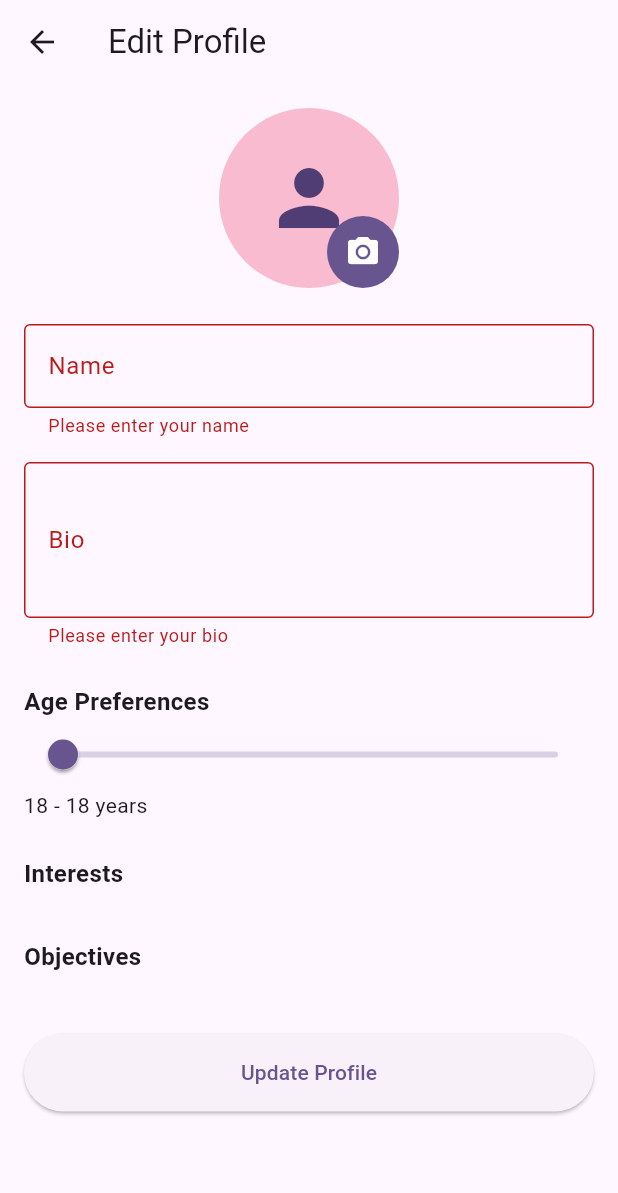
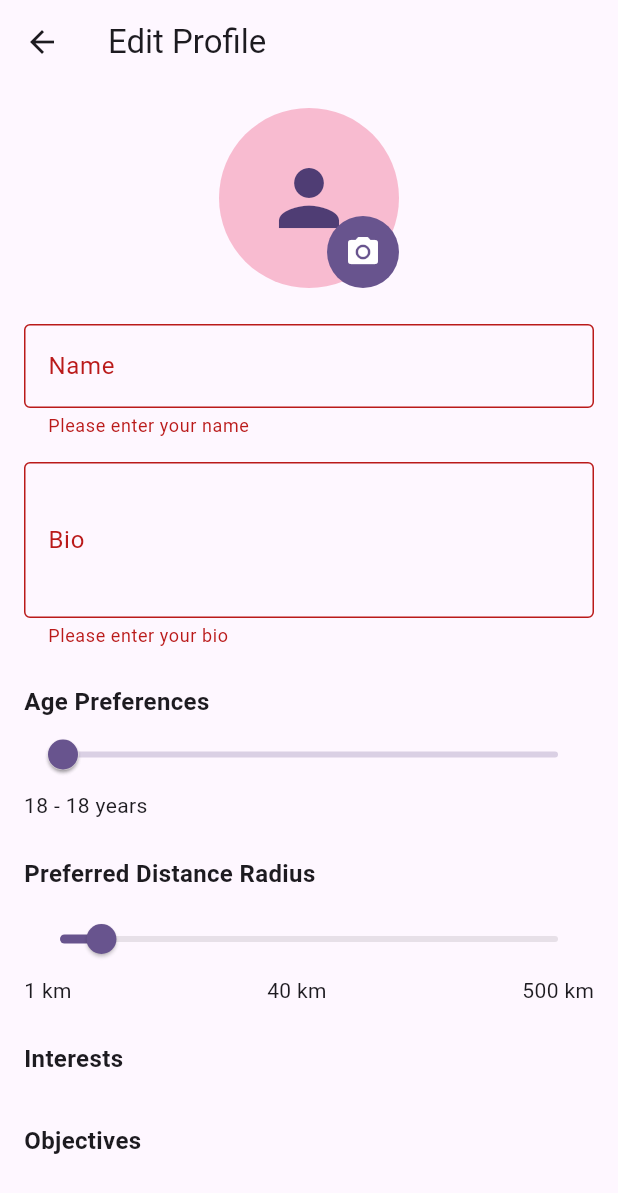
Before and after one commit to manasa-ti/nookly-web, a Flutter app: the EditProfilePage screen opened directly with empty values, after a tap on the "camera alt" icon, after a tap on "Update Profile", on a phone screen of 412 x 824 dp. Shown: the top 1193 px of the screen. Run offline on Flutter 3.47's test engine with Material 3 defaults, Android fonts, the phone set to English and light mode, and no system bars; our stand-ins replace dio, equatable, flutter_bloc, flutter_svg, get_it, image_picker and 6 more; missing offline and left inert: agora_rtc_engine; accounts and stored records are empty; network calls fail.

Commit message:
profile filters implemented

```diff
--- a/lib/data/repositories/auth_repository_impl.dart
+++ b/lib/data/repositories/auth_repository_impl.dart
@@ -198,6 +198,7 @@ class AuthRepositoryImpl implements AuthRepository {
         'interests': userData['interests'] ?? [],
         'objectives': userData['objectives'] ?? [],
         'profilePic': userData['profile_pic'] ?? '',
+        'preferred_distance_radius': userData['preferred_distance_radius'] ?? 40,
       };
 
       AppLogger.info('Processed user data: $safeUserData');
--- a/lib/domain/entities/user.dart
+++ b/lib/domain/entities/user.dart
@@ -14,6 +14,7 @@ class User extends Equatable {
   final List<String>? interests;
   final List<String>? objectives;
   final String? profilePic;
+  final int? preferredDistanceRadius;
 
   const User({
     required this.id,
@@ -29,6 +30,7 @@ class User extends Equatable {
     this.interests,
     this.objectives,
     this.profilePic,
+    this.preferredDistanceRadius,
   });
 
   bool get isProfileComplete {
@@ -83,6 +85,7 @@ class User extends Equatable {
       interests: (json['interests'] as List<dynamic>?)?.cast<String>(),
       objectives: (json['objectives'] as List<dynamic>?)?.cast<String>(),
       profilePic: json['profilePic'] as String?,
+      preferredDistanceRadius: json['preferred_distance_radius'] as int? ?? 40,
     );
   }
 
@@ -101,6 +104,7 @@ class User extends Equatable {
       'interests': interests,
       'objectives': objectives,
       'profile_pic': profilePic,
+      'preferred_distance_radius': preferredDistanceRadius,
     };
   }
 
@@ -119,5 +123,6 @@ class User extends Equatable {
         interests,
         objectives,
         profilePic,
+        preferredDistanceRadius,
       ];
 }
--- a/lib/presentation/bloc/profile/profile_event.dart
+++ b/lib/presentation/bloc/profile/profile_event.dart
@@ -106,6 +106,15 @@ class UpdateObjective extends ProfileEvent {
   List<Object?> get props => [objectives];
 }
 
+class UpdateDistanceRadius extends ProfileEvent {
+  final int distanceRadius;
+
+  const UpdateDistanceRadius(this.distanceRadius);
+
+  @override
+  List<Object?> get props => [distanceRadius];
+}
+
 class SaveProfile extends ProfileEvent {
   final User user;
 
--- a/lib/presentation/pages/profile/edit_profile_page.dart
+++ b/lib/presentation/pages/profile/edit_profile_page.dart
@@ -9,6 +9,7 @@ import 'package:hushmate/domain/repositories/auth_repository.dart';
 import 'package:get_it/get_it.dart';
 import 'package:flutter_svg/flutter_svg.dart';
 import 'package:logger/logger.dart';
+import 'package:hushmate/presentation/widgets/distance_radius_slider.dart';
 
 class EditProfilePage extends StatefulWidget {
   final User user;
@@ -35,6 +36,7 @@ class _EditProfilePageState extends State<EditProfilePage> {
   List<String> _availableInterests = [];
   List<String> _availableObjectives = [];
   RangeValues _ageRange = const RangeValues(18, 80);
+  double _distanceRadius = 40.0; // Default value of 40 km
   bool _usedFallbackInterests = false;
   bool _usedFallbackObjectives = false;
   late User _currentUser;
@@ -121,6 +123,9 @@ class _EditProfilePageState extends State<EditProfilePage> {
       _selectedInterests = _currentUser.interests ?? [];
       _selectedObjectives = _currentUser.objectives ?? [];
 
+      // Set distance radius from user's preferred distance radius
+      _distanceRadius = (_currentUser.preferredDistanceRadius ?? 40).toDouble();
+
       // Set age range from user's preferred age range
       AppLogger.debug("preferredAgeRange initialized:$_currentUser.preferredAgeRange.toString()");
       if (_currentUser.preferredAgeRange != null) {
@@ -190,6 +195,7 @@ class _EditProfilePageState extends State<EditProfilePage> {
     final hasObjectivesChanged = !listEquals(_selectedObjectives, _currentUser.objectives ?? []);
     final hasAgeRangeChanged = _ageRange.start != (_currentUser.preferredAgeRange?['lower_limit']?.toDouble() ?? 18) ||
                               _ageRange.end != (_currentUser.preferredAgeRange?['upper_limit']?.toDouble() ?? 80);
+    final hasDistanceRadiusChanged = _distanceRadius.round() != (_currentUser.preferredDistanceRadius ?? 40);
     final hasImageChanged = _selectedImagePath != null;
 
     // At least one field should be modified
@@ -198,6 +204,7 @@ class _EditProfilePageState extends State<EditProfilePage> {
            hasInterestsChanged ||
            hasObjectivesChanged ||
            hasAgeRangeChanged ||
+           hasDistanceRadiusChanged ||
            hasImageChanged;
   }
 
@@ -226,6 +233,9 @@ class _EditProfilePageState extends State<EditProfilePage> {
                 'upper_limit': _ageRange.end.round(),
               }
             : _currentUser.preferredAgeRange,
+        preferredDistanceRadius: _distanceRadius.round() != (_currentUser.preferredDistanceRadius ?? 40)
+            ? _distanceRadius.round()
+            : _currentUser.preferredDistanceRadius,
         profilePic: _selectedImagePath != null ? _selectedImagePath : _currentUser.profilePic,
         // Keep existing values for other fields
         age: _currentUser.age,
@@ -493,6 +503,17 @@ class _EditProfilePageState extends State<EditProfilePage> {
                     ),
                     const SizedBox(height: 24),
 
+                    // Distance Radius
+                    DistanceRadiusSlider(
+                      value: _distanceRadius,
+                      onChanged: (value) {
+                        setState(() {
+                          _distanceRadius = value;
+                        });
+                      },
+                    ),
+                    const SizedBox(height: 24),
+
                     // Interests
                     const Text(
                       'Interests',
--- /dev/null
+++ b/lib/presentation/widgets/distance_radius_slider.dart
@@ -0,0 +1,51 @@
+import 'package:flutter/material.dart';
+
+class DistanceRadiusSlider extends StatelessWidget {
+  final double value;
+  final ValueChanged<double> onChanged;
+  final double min;
+  final double max;
+  final int divisions;
+
+  const DistanceRadiusSlider({
+    super.key,
+    required this.value,
+    required this.onChanged,
+    this.min = 1.0,
+    this.max = 500.0,
+    this.divisions = 499,
+  });
+
+  @override
+  Widget build(BuildContext context) {
+    return Column(
+      crossAxisAlignment: CrossAxisAlignment.start,
+      children: [
+        const Text(
+          'Preferred Distance Radius',
+          style: TextStyle(
+            fontSize: 16,
+            fontWeight: FontWeight.bold,
+          ),
+        ),
+        const SizedBox(height: 8),
+        Slider(
+          value: value,
+          min: min,
+          max: max,
+          divisions: divisions,
+          label: '${value.round()} km',
+          onChanged: onChanged,
+        ),
+        Row(
+          mainAxisAlignment: MainAxisAlignment.spaceBetween,
+          children: [
+            Text('${min.round()} km'),
+            Text('${value.round()} km'),
+            Text('${max.round()} km'),
+          ],
+        ),
+      ],
+    );
+  }
+}
```
Also changed, not shown: lib/presentation/bloc/profile/profile_bloc.dart (+32 -0 lines), lib/presentation/pages/home/home_page.dart (+26 -0 lines), lib/presentation/pages/home/recommended_profiles_page.dart (+11 -0 lines), lib/presentation/pages/profile/profile_creation_page.dart (+12 -0 lines), lib/presentation/pages/profile/profile_filters_page.dart (added, +309 -0 lines), 1 other file.
